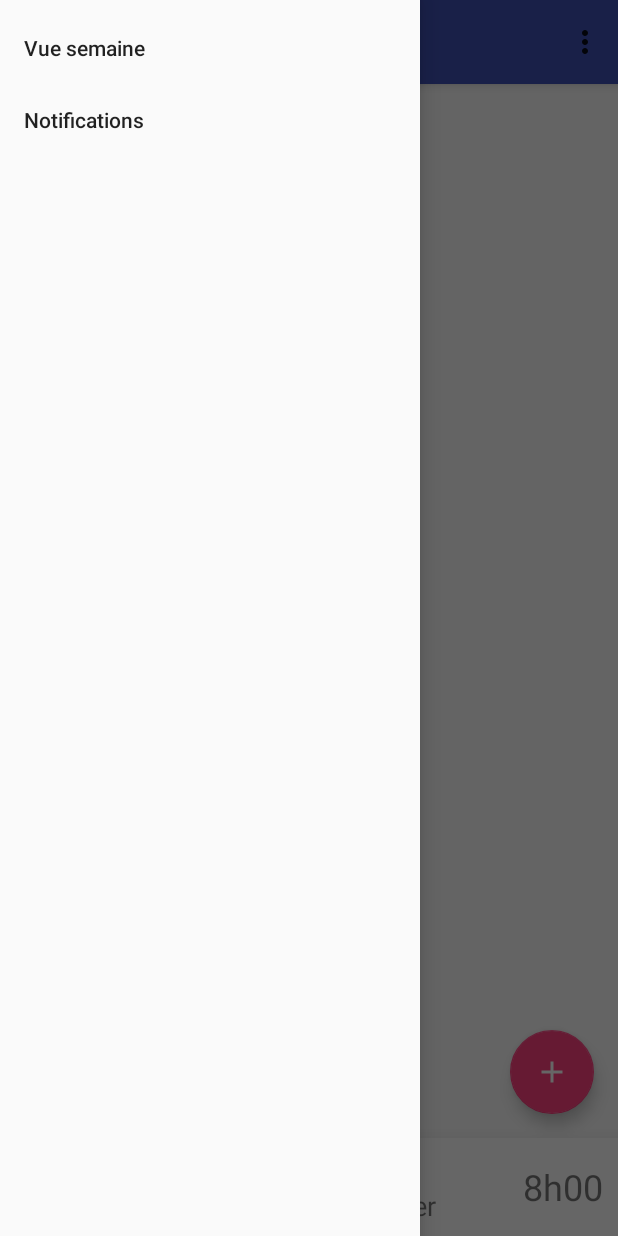
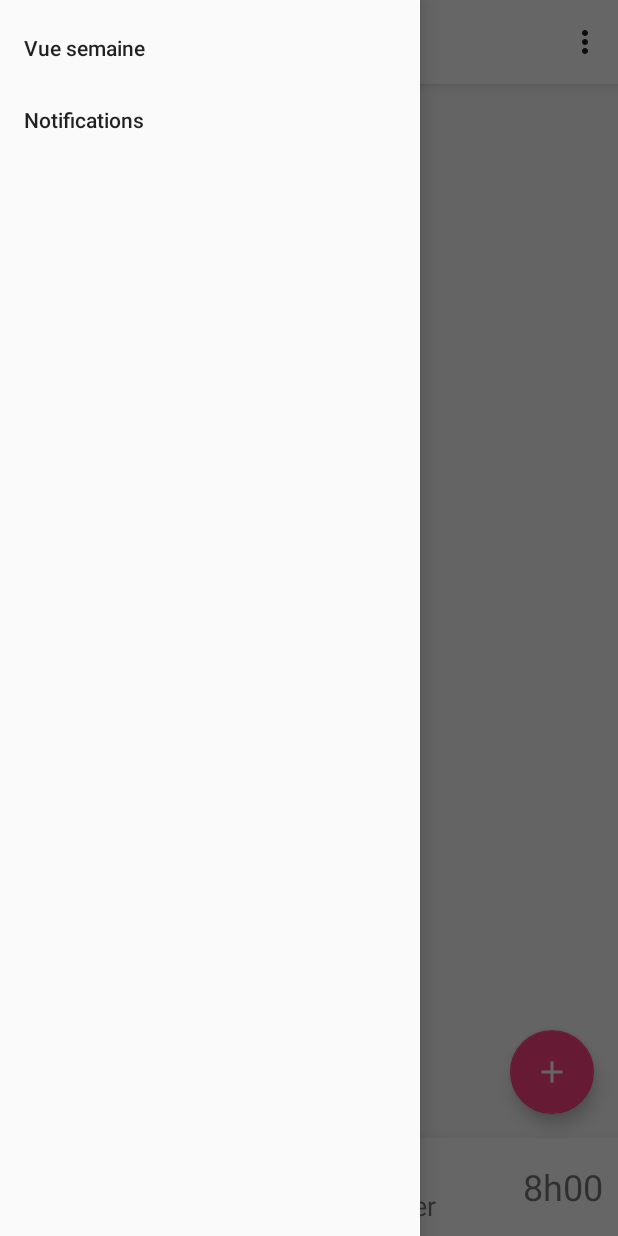
Before and after one commit to lhexanome/Agenda-3000, an Android app: the screen it shows after launch (MainActivity), with the side drawer open, on a phone screen of 412 x 824 dp. Run offline under Robolectric (Android 15) with nearby library versions, the phone set to English and light mode, and no system bars; libraries missing offline, so code that uses them is left out: com.alamkanak.weekview; plain views replace WeekView; 7 statements that could not run were skipped.

Commit message:
Change toolbar color and notification icon

```diff
--- a/app/src/main/java/lhexanome/agenda3000/AgendaNotificationManager.java
+++ b/app/src/main/java/lhexanome/agenda3000/AgendaNotificationManager.java
@@ -61,7 +61,7 @@ public class AgendaNotificationManager {
 
         NotificationCompat.Builder mBuilder = new NotificationCompat.Builder(context, CHANNEL_ID)
                 .setContentTitle(event.getName())
-                .setSmallIcon(R.mipmap.ic_launcher_round)
+                .setSmallIcon(R.drawable.ic_event_black_24dp)
                 .setContentText(event.getLocation())
                 .setAutoCancel(true)
                 .addAction(snoozeButton);
--- /dev/null
+++ b/app/src/main/res/drawable/ic_event_black_24dp.xml
@@ -0,0 +1,9 @@
+<vector xmlns:android="http://schemas.android.com/apk/res/android"
+        android:width="24dp"
+        android:height="24dp"
+        android:viewportWidth="24.0"
+        android:viewportHeight="24.0">
+    <path
+        android:fillColor="#FF000000"
+        android:pathData="M17,12h-5v5h5v-5zM16,1v2L8,3L8,1L6,1v2L5,3c-1.11,0 -1.99,0.9 -1.99,2L3,19c0,1.1 0.89,2 2,2h14c1.1,0 2,-0.9 2,-2L21,5c0,-1.1 -0.9,-2 -2,-2h-1L18,1h-2zM19,19L5,19L5,8h14v11z"/>
+</vector>
--- a/app/src/main/res/layout/activity_main.xml
+++ b/app/src/main/res/layout/activity_main.xml
@@ -17,7 +17,7 @@
             android:id="@+id/toolbar"
             android:layout_width="match_parent"
             android:layout_height="?attr/actionBarSize"
-            android:background="?attr/colorPrimary"
+            android:background="#ffffff"
             android:elevation="4dp"
             android:theme="@style/ThemeOverlay.AppCompat.ActionBar"
             app:popupTheme="@style/ThemeOverlay.AppCompat.Light" />
```
